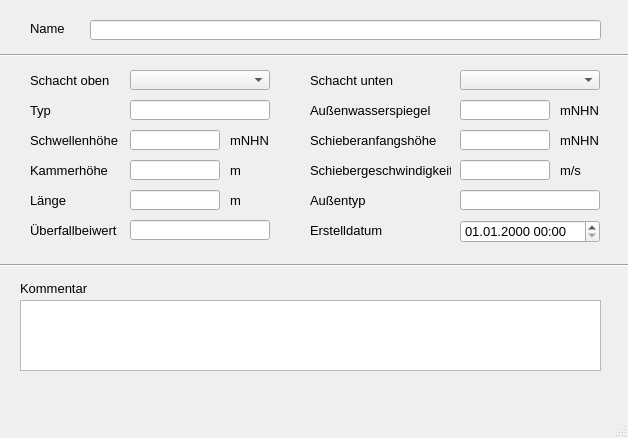
Above: qkan/forms/qkan_wehre.ui from hoettges/QKan before the change. Below: the same form after it.
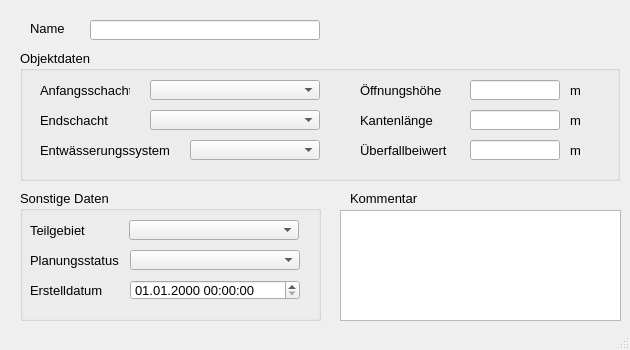
That is the form after the change. Custom widgets are drawn as their Qt base class.

Patch:
```diff
--- a/qkan/forms/qkan_wehre.ui
+++ b/qkan/forms/qkan_wehre.ui
@@ -6,10 +6,16 @@
    <rect>
     <x>0</x>
     <y>0</y>
-    <width>628</width>
-    <height>438</height>
+    <width>630</width>
+    <height>350</height>
    </rect>
   </property>
+  <property name="minimumSize">
+   <size>
+    <width>630</width>
+    <height>350</height>
+   </size>
+  </property>
   <property name="font">
    <font>
     <family>Tahoma</family>
@@ -20,6 +26,22 @@
    <string>MainWindow</string>
   </property>
   <widget class="QWidget" name="centralwidget">
+   <widget class="QTextEdit" name="kommentar">
+    <property name="geometry">
+     <rect>
+      <x>340</x>
+      <y>210</y>
+      <width>281</width>
+      <height>111</height>
+     </rect>
+    </property>
+    <property name="font">
+     <font>
+      <family>Tahoma</family>
+      <pointsize>10</pointsize>
+     </font>
+    </property>
+   </widget>
    <widget class="QLabel" name="label">
     <property name="geometry">
      <rect>
@@ -33,425 +55,349 @@
      <string>Name</string>
     </property>
    </widget>
-   <widget class="QLabel" name="label_54">
+   <widget class="QGroupBox" name="groupBox_3">
     <property name="geometry">
      <rect>
-      <x>30</x>
-      <y>100</y>
-      <width>80</width>
-      <height>20</height>
-     </rect>
-    </property>
-    <property name="text">
-     <string>Typ</string>
-    </property>
-   </widget>
-   <widget class="QLabel" name="label_61">
-    <property name="geometry">
-     <rect>
-      <x>30</x>
-      <y>220</y>
-      <width>90</width>
-      <height>20</height>
-     </rect>
-    </property>
-    <property name="text">
-     <string>Überfallbeiwert</string>
-    </property>
-   </widget>
-   <widget class="QLabel" name="label_51">
-    <property name="geometry">
-     <rect>
-      <x>310</x>
-      <y>100</y>
-      <width>141</width>
-      <height>21</height>
-     </rect>
-    </property>
-    <property name="text">
-     <string>Außenwasserspiegel</string>
-    </property>
-   </widget>
-   <widget class="QLabel" name="label_7">
-    <property name="geometry">
-     <rect>
-      <x>30</x>
-      <y>160</y>
-      <width>80</width>
-      <height>20</height>
-     </rect>
-    </property>
-    <property name="text">
-     <string>Kammerhöhe</string>
-    </property>
-   </widget>
-   <widget class="QLabel" name="label_10">
-    <property name="geometry">
-     <rect>
-      <x>310</x>
-      <y>130</y>
-      <width>141</width>
-      <height>21</height>
-     </rect>
-    </property>
-    <property name="text">
-     <string>Schieberanfangshöhe</string>
-    </property>
-   </widget>
-   <widget class="QLabel" name="label_11">
-    <property name="geometry">
-     <rect>
-      <x>310</x>
+      <x>20</x>
       <y>190</y>
-      <width>91</width>
-      <height>21</height>
+      <width>301</width>
+      <height>131</height>
      </rect>
     </property>
-    <property name="text">
-     <string>Außentyp</string>
+    <property name="font">
+     <font>
+      <family>Tahoma</family>
+      <pointsize>10</pointsize>
+     </font>
     </property>
-   </widget>
-   <widget class="QLabel" name="label_6">
-    <property name="geometry">
-     <rect>
-      <x>30</x>
-      <y>130</y>
-      <width>90</width>
-      <height>20</height>
-     </rect>
+    <property name="title">
+     <string>Sonstige Daten</string>
     </property>
-    <property name="text">
-     <string>Schwellenhöhe</string>
-    </property>
+    <widget class="QComboBox" name="teilgebiet">
+     <property name="geometry">
+      <rect>
+       <x>109</x>
+       <y>30</y>
+       <width>170</width>
+       <height>20</height>
+      </rect>
+     </property>
+    </widget>
+    <widget class="QLabel" name="label_11">
+     <property name="geometry">
+      <rect>
+       <x>10</x>
+       <y>30</y>
+       <width>71</width>
+       <height>20</height>
+      </rect>
+     </property>
+     <property name="text">
+      <string>Teilgebiet</string>
+     </property>
+     <property name="buddy">
+      <cstring>simstatus</cstring>
+     </property>
+    </widget>
+    <widget class="QComboBox" name="simstatus">
+     <property name="geometry">
+      <rect>
+       <x>110</x>
+       <y>60</y>
+       <width>170</width>
+       <height>20</height>
+      </rect>
+     </property>
+    </widget>
+    <widget class="QgsDateTimeEdit" name="createdat">
+     <property name="geometry">
+      <rect>
+       <x>110</x>
+       <y>90</y>
+       <width>170</width>
+       <height>20</height>
+      </rect>
+     </property>
+     <property name="font">
+      <font>
+       <family>Tahoma</family>
+       <pointsize>10</pointsize>
+      </font>
+     </property>
+     <property name="currentSection">
+      <enum>QDateTimeEdit::DaySection</enum>
+     </property>
+     <property name="displayFormat">
+      <string>dd.MM.yyyy HH:mm:ss</string>
+     </property>
+    </widget>
+    <widget class="QLabel" name="label_10">
+     <property name="geometry">
+      <rect>
+       <x>10</x>
+       <y>60</y>
+       <width>111</width>
+       <height>21</height>
+      </rect>
+     </property>
+     <property name="text">
+      <string>Planungsstatus</string>
+     </property>
+     <property name="buddy">
+      <cstring>simstatus</cstring>
+     </property>
+    </widget>
+    <widget class="QLabel" name="label_71">
+     <property name="geometry">
+      <rect>
+       <x>10</x>
+       <y>90</y>
+       <width>151</width>
+       <height>21</height>
+      </rect>
+     </property>
+     <property name="text">
+      <string>Erstelldatum</string>
+     </property>
+    </widget>
    </widget>
-   <widget class="QLabel" name="label_17">
+   <widget class="QGroupBox" name="groupBox_2">
     <property name="geometry">
      <rect>
-      <x>30</x>
-      <y>190</y>
-      <width>70</width>
-      <height>20</height>
+      <x>20</x>
+      <y>50</y>
+      <width>600</width>
+      <height>131</height>
      </rect>
     </property>
-    <property name="text">
-     <string>Länge</string>
+    <property name="font">
+     <font>
+      <family>Tahoma</family>
+      <pointsize>10</pointsize>
+     </font>
     </property>
-   </widget>
-   <widget class="QLabel" name="label_12">
-    <property name="geometry">
-     <rect>
-      <x>310</x>
-      <y>160</y>
-      <width>141</width>
-      <height>21</height>
-     </rect>
+    <property name="title">
+     <string>Objektdaten</string>
     </property>
-    <property name="text">
-     <string>Schiebergeschwindigkeit</string>
-    </property>
+    <widget class="QComboBox" name="entwart">
+     <property name="geometry">
+      <rect>
+       <x>170</x>
+       <y>90</y>
+       <width>130</width>
+       <height>20</height>
+      </rect>
+     </property>
+    </widget>
+    <widget class="QLabel" name="label_16">
+     <property name="geometry">
+      <rect>
+       <x>550</x>
+       <y>30</y>
+       <width>20</width>
+       <height>21</height>
+      </rect>
+     </property>
+     <property name="text">
+      <string>m </string>
+     </property>
+    </widget>
+    <widget class="QLabel" name="label_12">
+     <property name="geometry">
+      <rect>
+       <x>20</x>
+       <y>60</y>
+       <width>100</width>
+       <height>20</height>
+      </rect>
+     </property>
+     <property name="text">
+      <string>Endschacht</string>
+     </property>
+    </widget>
+    <widget class="QComboBox" name="schunten">
+     <property name="geometry">
+      <rect>
+       <x>130</x>
+       <y>60</y>
+       <width>170</width>
+       <height>20</height>
+      </rect>
+     </property>
+    </widget>
+    <widget class="QLabel" name="label_7">
+     <property name="geometry">
+      <rect>
+       <x>340</x>
+       <y>30</y>
+       <width>100</width>
+       <height>20</height>
+      </rect>
+     </property>
+     <property name="text">
+      <string>Öffnungshöhe</string>
+     </property>
+    </widget>
+    <widget class="QComboBox" name="schoben">
+     <property name="geometry">
+      <rect>
+       <x>130</x>
+       <y>30</y>
+       <width>170</width>
+       <height>20</height>
+      </rect>
+     </property>
+    </widget>
+    <widget class="QLabel" name="label_4">
+     <property name="geometry">
+      <rect>
+       <x>20</x>
+       <y>30</y>
+       <width>90</width>
+       <height>20</height>
+      </rect>
+     </property>
+     <property name="text">
+      <string>Anfangsschacht</string>
+     </property>
+    </widget>
+    <widget class="QLineEdit" name="hoehe">
+     <property name="geometry">
+      <rect>
+       <x>450</x>
+       <y>30</y>
+       <width>90</width>
+       <height>20</height>
+      </rect>
+     </property>
+     <property name="toolTip">
+      <string>&lt;html&gt;&lt;head/&gt;&lt;body&gt;&lt;p&gt;für grafische Darstellung im Längsschnitt&lt;/p&gt;&lt;/body&gt;&lt;/html&gt;</string>
+     </property>
+     <property name="statusTip">
+      <string>für grafische Darstellung im Längsschnitt</string>
+     </property>
+    </widget>
+    <widget class="QLabel" name="label_51">
+     <property name="geometry">
+      <rect>
+       <x>20</x>
+       <y>90</y>
+       <width>140</width>
+       <height>20</height>
+      </rect>
+     </property>
+     <property name="text">
+      <string>Entwässerungssystem</string>
+     </property>
+    </widget>
+    <widget class="QLabel" name="label_8">
+     <property name="geometry">
+      <rect>
+       <x>340</x>
+       <y>60</y>
+       <width>100</width>
+       <height>20</height>
+      </rect>
+     </property>
+     <property name="text">
+      <string>Kantenlänge</string>
+     </property>
+    </widget>
+    <widget class="QLineEdit" name="hoehe_2">
+     <property name="geometry">
+      <rect>
+       <x>450</x>
+       <y>60</y>
+       <width>90</width>
+       <height>20</height>
+      </rect>
+     </property>
+     <property name="toolTip">
+      <string>&lt;html&gt;&lt;head/&gt;&lt;body&gt;&lt;p&gt;für grafische Darstellung im Längsschnitt&lt;/p&gt;&lt;/body&gt;&lt;/html&gt;</string>
+     </property>
+     <property name="statusTip">
+      <string>für grafische Darstellung im Längsschnitt</string>
+     </property>
+    </widget>
+    <widget class="QLabel" name="label_17">
+     <property name="geometry">
+      <rect>
+       <x>550</x>
+       <y>60</y>
+       <width>20</width>
+       <height>21</height>
+      </rect>
+     </property>
+     <property name="text">
+      <string>m </string>
+     </property>
+    </widget>
+    <widget class="QLineEdit" name="uebeiwert">
+     <property name="geometry">
+      <rect>
+       <x>450</x>
+       <y>90</y>
+       <width>90</width>
+       <height>20</height>
+      </rect>
+     </property>
+    </widget>
+    <widget class="QLabel" name="label_61">
+     <property name="geometry">
+      <rect>
+       <x>340</x>
+       <y>90</y>
+       <width>110</width>
+       <height>20</height>
+      </rect>
+     </property>
+     <property name="text">
+      <string>Überfallbeiwert</string>
+     </property>
+    </widget>
+    <widget class="QLabel" name="label_18">
+     <property name="geometry">
+      <rect>
+       <x>550</x>
+       <y>90</y>
+       <width>20</width>
+       <height>21</height>
+      </rect>
+     </property>
+     <property name="text">
+      <string>m </string>
+     </property>
+    </widget>
    </widget>
-   <widget class="QLabel" name="label_3">
+   <widget class="QLineEdit" name="haltnam">
     <property name="geometry">
      <rect>
-      <x>30</x>
-      <y>70</y>
-      <width>80</width>
+      <x>90</x>
+      <y>20</y>
+      <width>230</width>
       <height>20</height>
      </rect>
     </property>
-    <property name="text">
-     <string>Schacht oben</string>
-    </property>
    </widget>
    <widget class="QLabel" name="label_9">
     <property name="geometry">
      <rect>
-      <x>310</x>
-      <y>70</y>
-      <width>141</width>
-      <height>21</height>
-     </rect>
-    </property>
-    <property name="text">
-     <string>Schacht unten</string>
-    </property>
-   </widget>
-   <widget class="QLabel" name="label_70">
-    <property name="geometry">
-     <rect>
-      <x>310</x>
-      <y>220</y>
-      <width>121</width>
-      <height>21</height>
-     </rect>
-    </property>
-    <property name="text">
-     <string>Erstelldatum</string>
-    </property>
-   </widget>
-   <widget class="Line" name="line">
-    <property name="geometry">
-     <rect>
-      <x>0</x>
-      <y>40</y>
-      <width>631</width>
-      <height>31</height>
-     </rect>
-    </property>
-    <property name="orientation">
-     <enum>Qt::Horizontal</enum>
-    </property>
-   </widget>
-   <widget class="Line" name="line_2">
-    <property name="geometry">
-     <rect>
-      <x>0</x>
-      <y>250</y>
-      <width>631</width>
-      <height>31</height>
-     </rect>
-    </property>
-    <property name="orientation">
-     <enum>Qt::Horizontal</enum>
-    </property>
-   </widget>
-   <widget class="QLabel" name="label_14">
-    <property name="geometry">
-     <rect>
-      <x>20</x>
-      <y>280</y>
+      <x>350</x>
+      <y>190</y>
       <width>81</width>
       <height>16</height>
      </rect>
     </property>
+    <property name="font">
+     <font>
+      <family>Tahoma</family>
+      <pointsize>10</pointsize>
+     </font>
+    </property>
     <property name="text">
      <string>Kommentar</string>
     </property>
    </widget>
-   <widget class="QLineEdit" name="wnam">
-    <property name="geometry">
-     <rect>
-      <x>90</x>
-      <y>20</y>
-      <width>511</width>
-      <height>20</height>
-     </rect>
-    </property>
-   </widget>
-   <widget class="QComboBox" name="schoben">
-    <property name="geometry">
-     <rect>
-      <x>130</x>
-      <y>70</y>
-      <width>140</width>
-      <height>20</height>
-     </rect>
-    </property>
-   </widget>
-   <widget class="QLineEdit" name="schwellenhoehe">
-    <property name="geometry">
-     <rect>
-      <x>130</x>
-      <y>130</y>
-      <width>90</width>
-      <height>20</height>
-     </rect>
-    </property>
-   </widget>
-   <widget class="QLineEdit" name="kammerhoehe">
-    <property name="geometry">
-     <rect>
-      <x>130</x>
-      <y>160</y>
-      <width>90</width>
-      <height>20</height>
-     </rect>
-    </property>
-   </widget>
-   <widget class="QLineEdit" name="laenge">
-    <property name="geometry">
-     <rect>
-      <x>130</x>
-      <y>190</y>
-      <width>90</width>
-      <height>20</height>
-     </rect>
-    </property>
-   </widget>
-   <widget class="QLineEdit" name="uebeiwert">
-    <property name="geometry">
-     <rect>
-      <x>130</x>
-      <y>220</y>
-      <width>140</width>
-      <height>20</height>
-     </rect>
-    </property>
-   </widget>
-   <widget class="QComboBox" name="schunten">
-    <property name="geometry">
-     <rect>
-      <x>460</x>
-      <y>70</y>
-      <width>140</width>
-      <height>20</height>
-     </rect>
-    </property>
-   </widget>
-   <widget class="QLineEdit" name="schieberhanf">
-    <property name="geometry">
-     <rect>
-      <x>460</x>
-      <y>130</y>
-      <width>90</width>
-      <height>20</height>
-     </rect>
-    </property>
-   </widget>
-   <widget class="QLineEdit" name="schiebergeschw">
-    <property name="geometry">
-     <rect>
-      <x>460</x>
-      <y>160</y>
-      <width>90</width>
-      <height>20</height>
-     </rect>
-    </property>
-   </widget>
-   <widget class="QLineEdit" name="aussenwsp">
-    <property name="geometry">
-     <rect>
-      <x>460</x>
-      <y>100</y>
-      <width>90</width>
-      <height>20</height>
-     </rect>
-    </property>
-   </widget>
-   <widget class="QLineEdit" name="aussentyp">
-    <property name="geometry">
-     <rect>
-      <x>460</x>
-      <y>190</y>
-      <width>140</width>
-      <height>20</height>
-     </rect>
-    </property>
-   </widget>
-   <widget class="QTextEdit" name="kommentar">
-    <property name="geometry">
-     <rect>
-      <x>20</x>
-      <y>300</y>
-      <width>581</width>
-      <height>71</height>
-     </rect>
-    </property>
-   </widget>
-   <widget class="QLineEdit" name="wehrtyp">
-    <property name="geometry">
-     <rect>
-      <x>130</x>
-      <y>100</y>
-      <width>140</width>
-      <height>20</height>
-     </rect>
-    </property>
-   </widget>
-   <widget class="QgsDateTimeEdit" name="createdat">
-    <property name="geometry">
-     <rect>
-      <x>460</x>
-      <y>220</y>
-      <width>140</width>
-      <height>23</height>
-     </rect>
-    </property>
-    <property name="currentSection">
-     <enum>QDateTimeEdit::DaySection</enum>
-    </property>
-    <property name="displayFormat">
-     <string>dd.MM.yyyy HH:mm</string>
-    </property>
-   </widget>
-   <widget class="QLabel" name="label_2">
-    <property name="geometry">
-     <rect>
-      <x>230</x>
-      <y>130</y>
-      <width>51</width>
-      <height>21</height>
-     </rect>
-    </property>
-    <property name="text">
-     <string>mNHN</string>
-    </property>
-   </widget>
-   <widget class="QLabel" name="label_4">
-    <property name="geometry">
-     <rect>
-      <x>230</x>
-      <y>160</y>
-      <width>31</width>
-      <height>21</height>
-     </rect>
-    </property>
-    <property name="text">
-     <string>m</string>
-    </property>
-   </widget>
-   <widget class="QLabel" name="label_5">
-    <property name="geometry">
-     <rect>
-      <x>230</x>
-      <y>190</y>
-      <width>31</width>
-      <height>21</height>
-     </rect>
-    </property>
-    <property name="text">
-     <string>m</string>
-    </property>
-   </widget>
-   <widget class="QLabel" name="label_8">
-    <property name="geometry">
-     <rect>
-      <x>560</x>
-      <y>100</y>
-      <width>51</width>
-      <height>21</height>
-     </rect>
-    </property>
-    <property name="text">
-     <string>mNHN</string>
-    </property>
-   </widget>
-   <widget class="QLabel" name="label_13">
-    <property name="geometry">
-     <rect>
-      <x>560</x>
-      <y>130</y>
-      <width>51</width>
-      <height>21</height>
-     </rect>
-    </property>
-    <property name="text">
-     <string>mNHN</string>
-    </property>
-   </widget>
-   <widget class="QLabel" name="label_15">
-    <property name="geometry">
-     <rect>
-      <x>560</x>
-      <y>160</y>
-      <width>31</width>
-      <height>21</height>
-     </rect>
-    </property>
-    <property name="text">
-     <string>m/s</string>
-    </property>
-   </widget>
   </widget>
   <widget class="QMenuBar" name="menubar">
    <property name="geometry">
```
Left out of the diff: 24 changed lines with no effect on the pictures.
